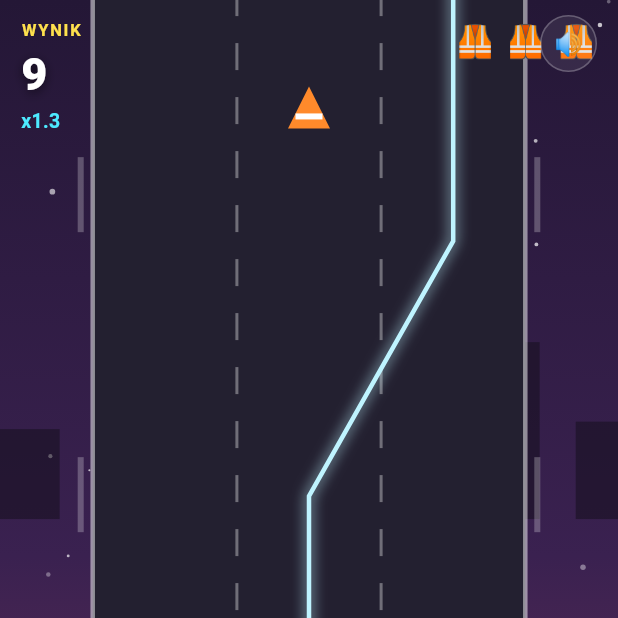
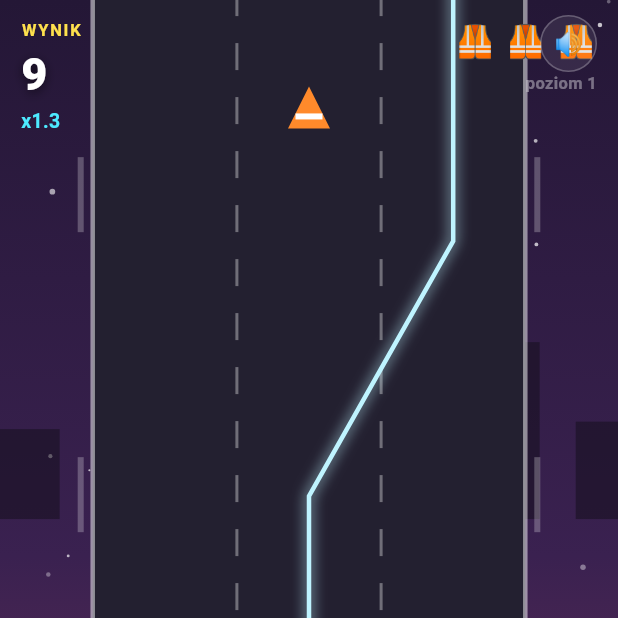
Before and after one commit to ProTvDo/Trolley-Bus-Clicker, a Flutter app: the screen it shows after launch, after a tap on "Zagraj", on a phone screen of 412 x 824 dp, the top half of it. Run offline on Flutter 3.47's test engine with Material 3 defaults, Android fonts, the phone set to English and light mode, and no system bars; our stand-ins replace audioplayers, shared_preferences.

Commit message:
Dodaj zwrotnice i wajchę jako poziom 4
Od wyniku 800 (poziom 4) kabel przestaje losowo wybierać kierunek -
zamiast tego rozgałęzia się zgodnie z ustawieniem wajchy gracza:
- GameController.wajchaDir (-1/+1) ustawiany z wyprzedzeniem przez
  nową kontrolkę na dole ekranu (widoczną tylko od poziomu 4)
- kierunek zwrotnicy jest odczytywany w momencie generowania odcinka
  trasy (kilka sekund przed pojawieniem się na ekranie - tyle samo
  wyprzedzenia co przy każdym innym elemencie trasy), co pozwala
  uniknąć błędu łańcucha (kolejny odcinek musiałby znać nierozwiązany
  jeszcze kierunek poprzedniego)
- liczba pasów do przeskoczenia nadal losowa (1 lub, na skrajnych
  pasach, 2) z proporcjonalnym oknem reakcji jak dotychczas
- na torze pojawia się bursztynowy znacznik zwrotnicy ze strzałką
  wskazującą wybrany kierunek
- HUD pokazuje aktualny poziom

```diff
--- a/zlap_prad_app/lib/game_controller.dart
+++ b/zlap_prad_app/lib/game_controller.dart
@@ -30,13 +30,45 @@ class GameController extends ChangeNotifier {
   // Level 2: two-lane jumps introduced, window scales with jump size so
   //          it stays exactly as fair (per-lane) as a level-1 change.
   // Level 3: same jumps, tighter window - a real skill test.
+  // Level 4: zwrotnice (switches) - the wire no longer picks its own
+  //          direction; it forks and follows whichever way the player's
+  //          wajcha (lever) is set to at the moment it's reached.
   int get level {
     if (score < 150) return 1;
     if (score < 450) return 2;
-    return 3;
+    if (score < 800) return 3;
+    return 4;
   }
 
   int get maxJump => level >= 2 ? 2 : 1;
+
+  bool get switchModeActive => level >= 4;
+
+  /// -1 = left, 1 = right. The direction a not-yet-reached switch will
+  /// resolve to; set ahead of time by tapping the on-screen wajcha lever.
+  int wajchaDir = 1;
+
+  void setWajcha(int dir) {
+    if (wajchaDir == dir) return;
+    wajchaDir = dir;
+    notifyListeners();
+  }
+
+  /// Picks the target lane for an upcoming switch segment from the
+  /// player's current wajcha setting - called at generation time (a few
+  /// seconds before the segment is reached), the same lead time the player
+  /// gets to see any other upcoming terrain.
+  int _resolveSwitchTarget(int fromLane) {
+    final maxPossible = fromLane == 1 ? 1 : maxJump; // only edge lanes can jump 2
+    final magnitude = 1 + _rng.nextInt(maxPossible);
+    var dir = wajchaDir;
+    var raw = fromLane + dir * magnitude;
+    if (raw < 0 || raw > lanes - 1) {
+      dir = -dir;
+      raw = fromLane + dir * magnitude;
+    }
+    return raw.clamp(0, lanes - 1);
+  }
 
   double get _graceBase {
     switch (level) {
@@ -117,19 +149,34 @@ class GameController extends ChangeNotifier {
     return (left: left, right: left + roadW);
   }
 
+  TrackSegment _nextSegment(int fromLane, double dStart) {
+    if (switchModeActive) {
+      return TrackSegment.generate(
+        fromLane,
+        dStart,
+        lanes,
+        maxJump,
+        _rng,
+        forcedLane: _resolveSwitchTarget(fromLane),
+        isSwitch: true,
+      );
+    }
+    return TrackSegment.generate(fromLane, dStart, lanes, maxJump, _rng);
+  }
+
   void _resetTrack() {
     segments
       ..clear()
       ..add(TrackSegment(fromLane: 1, lane: 1, dStart: -400, dEnd: 420, obstacles: []));
     while (segments.last.dEnd < 1200) {
-      segments.add(TrackSegment.generate(segments.last.lane, segments.last.dEnd, lanes, maxJump, _rng));
+      segments.add(_nextSegment(segments.last.lane, segments.last.dEnd));
     }
   }
 
   void _ensureTrackAhead() {
     var last = segments.last;
     while (last.dEnd < scrollY + height + 300) {
-      last = TrackSegment.generate(last.lane, last.dEnd, lanes, maxJump, _rng);
+      last = _nextSegment(last.lane, last.dEnd);
       segments.add(last);
     }
     while (segments.length > 4 && segments[1].dEnd < scrollY - height) {
--- a/zlap_prad_app/lib/game_screen.dart
+++ b/zlap_prad_app/lib/game_screen.dart
@@ -92,6 +92,7 @@ class _GameScreenState extends State<GameScreen> with SingleTickerProviderStateM
                 ),
                 _buildHud(),
                 _buildMuteButton(),
+                _buildWajchaControl(),
                 AnimatedBuilder(
                   animation: _game,
                   builder: (context, _) {
@@ -164,6 +165,9 @@ class _GameScreenState extends State<GameScreen> with SingleTickerProviderStateM
                         ),
                     ],
                   ),
+                  Column(
+                    crossAxisAlignment: CrossAxisAlignment.end,
+                    children: [
                       Row(
                         children: List.generate(GameController.maxLives, (i) {
                           final lost = i >= _game.lives;
@@ -175,6 +179,13 @@ class _GameScreenState extends State<GameScreen> with SingleTickerProviderStateM
                             ),
                           );
                         }),
+                      ),
+                      const SizedBox(height: 4),
+                      Text(
+                        'poziom ${_game.level}',
+                        style: const TextStyle(fontSize: 11, fontWeight: FontWeight.w700, color: Colors.white38),
+                      ),
+                    ],
                   ),
                 ],
               );
@@ -197,6 +208,26 @@ class _GameScreenState extends State<GameScreen> with SingleTickerProviderStateM
               icon: _game.sound.muted ? '🔇' : '🔊',
               onTap: _game.toggleMute,
             );
+          },
+        ),
+      ),
+    );
+  }
+
+  Widget _buildWajchaControl() {
+    return Positioned(
+      bottom: 22,
+      left: 0,
+      right: 0,
+      child: SafeArea(
+        top: false,
+        child: AnimatedBuilder(
+          animation: _game,
+          builder: (context, _) {
+            if (_game.state != GameState.playing || !_game.switchModeActive) {
+              return const SizedBox.shrink();
+            }
+            return Center(child: _WajchaControl(dir: _game.wajchaDir, onSet: _game.setWajcha));
           },
         ),
       ),
@@ -386,6 +417,63 @@ class _RoundButton extends StatelessWidget {
   }
 }
 
+class _WajchaControl extends StatelessWidget {
+  const _WajchaControl({required this.dir, required this.onSet});
+
+  final int dir;
+  final void Function(int dir) onSet;
+
+  @override
+  Widget build(BuildContext context) {
+    return Container(
+      padding: const EdgeInsets.all(4),
+      decoration: BoxDecoration(
+        color: Colors.black.withValues(alpha: 0.35),
+        borderRadius: BorderRadius.circular(999),
+        border: Border.all(color: Colors.white24),
+      ),
+      child: Row(
+        mainAxisSize: MainAxisSize.min,
+        children: [
+          _WajchaHalf(label: '⬅', selected: dir == -1, onTap: () => onSet(-1)),
+          const Padding(
+            padding: EdgeInsets.symmetric(horizontal: 6),
+            child: Text('WAJCHA', style: TextStyle(fontSize: 10, fontWeight: FontWeight.w800, color: Colors.white38, letterSpacing: 1)),
+          ),
+          _WajchaHalf(label: '➡', selected: dir == 1, onTap: () => onSet(1)),
+        ],
+      ),
+    );
+  }
+}
+
+class _WajchaHalf extends StatelessWidget {
+  const _WajchaHalf({required this.label, required this.selected, required this.onTap});
+
+  final String label;
+  final bool selected;
+  final VoidCallback onTap;
+
+  @override
+  Widget build(BuildContext context) {
+    return Material(
+      color: selected ? const Color(0xFFFF8A2B) : Colors.white.withValues(alpha: 0.08),
+      shape: const CircleBorder(),
+      child: InkWell(
+        customBorder: const CircleBorder(),
+        onTap: onTap,
+        child: SizedBox(
+          width: 40,
+          height: 40,
+          child: Center(
+            child: Text(label, style: TextStyle(fontSize: 18, color: selected ? const Color(0xFF0A0A10) : Colors.white70)),
+          ),
+        ),
+      ),
+    );
+  }
+}
+
 class _HowTo extends StatelessWidget {
   const _HowTo({required this.icon, required this.label});
 
--- a/zlap_prad_app/lib/models.dart
+++ b/zlap_prad_app/lib/models.dart
@@ -23,23 +23,42 @@ class TrackSegment {
   final double dEnd;
   final List<TrackObstacle> obstacles;
 
+  /// True if [lane] was chosen by the player's wajcha (see
+  /// GameController.switchModeActive) rather than randomly - drawn with a
+  /// distinct marker so the player can recognise a switch point on sight.
+  final bool isSwitch;
+
   TrackSegment({
     required this.fromLane,
     required this.lane,
     required this.dStart,
     required this.dEnd,
     required this.obstacles,
+    this.isSwitch = false,
   });
 
-  static TrackSegment generate(int fromLane, double dStart, int lanes, int maxJump, Random rng) {
+  static TrackSegment generate(
+    int fromLane,
+    double dStart,
+    int lanes,
+    int maxJump,
+    Random rng, {
+    int? forcedLane,
+    bool isSwitch = false,
+  }) {
     // Lane changes are capped at maxJump lanes away from fromLane - the
     // caller widens the reaction window proportionally to the jump size
     // (see GameController.graceFor), so any jump up to maxJump stays fair.
-    final candidates = [
-      for (var l = 0; l < lanes; l++)
-        if (l != fromLane && (l - fromLane).abs() <= maxJump) l,
-    ];
-    final lane = candidates[rng.nextInt(candidates.length)];
+    int lane;
+    if (forcedLane != null) {
+      lane = forcedLane;
+    } else {
+      final candidates = [
+        for (var l = 0; l < lanes; l++)
+          if (l != fromLane && (l - fromLane).abs() <= maxJump) l,
+      ];
+      lane = candidates[rng.nextInt(candidates.length)];
+    }
     final len = 380 + rng.nextInt(620 - 380 + 1);
     final dEnd = dStart + len;
     final obstacles = <TrackObstacle>[];
@@ -54,7 +73,14 @@ class TrackSegment {
         ));
       }
     }
-    return TrackSegment(fromLane: fromLane, lane: lane, dStart: dStart, dEnd: dEnd, obstacles: obstacles);
+    return TrackSegment(
+      fromLane: fromLane,
+      lane: lane,
+      dStart: dStart,
+      dEnd: dEnd,
+      obstacles: obstacles,
+      isSwitch: isSwitch,
+    );
   }
 }
 
```
Also changed, not shown: zlap_prad_app/lib/game_painter.dart (+36 -0 lines). Lines whose indentation alone changed are shown as unchanged.
